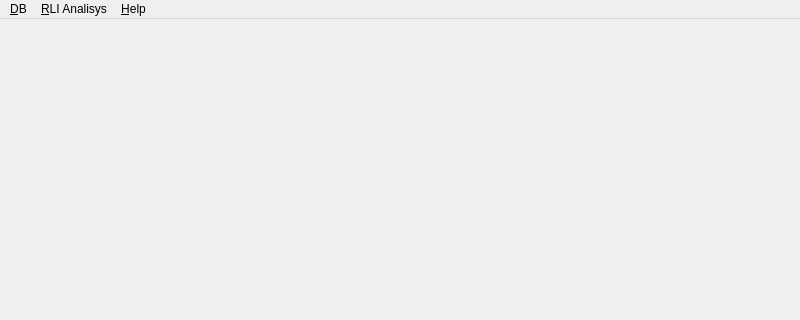
YuriyRusinov/reper, file ddocclient/app/reper_app/reper_main_window.ui: the form before one commit; both pictures show x 0 to 800 and y 0 to 320 of the 800 by 600 pixel window.
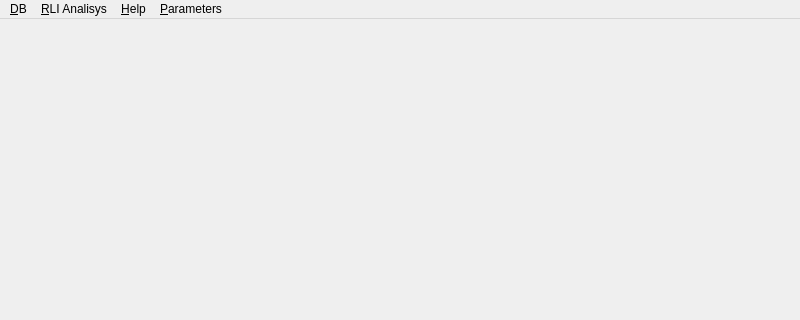
The form after the commit.

Patch:
```diff
--- a/ddocclient/app/reper_app/reper_main_window.ui
+++ b/ddocclient/app/reper_app/reper_main_window.ui
@@ -60,9 +60,16 @@
     </property>
     <addaction name="actUser_Manual"/>
    </widget>
+   <widget class="QMenu" name="menu_Settings">
+    <property name="title">
+     <string>&amp;Parameters</string>
+    </property>
+    <addaction name="actSettings"/>
+   </widget>
    <addaction name="menu_DB"/>
    <addaction name="menu_RLI_Analisys"/>
    <addaction name="menu_Help"/>
+   <addaction name="menu_Settings"/>
   </widget>
   <widget class="QStatusBar" name="statusbar"/>
   <action name="actConnect">
```
Left out of the diff: 5 changed lines with no effect on the pictures.
